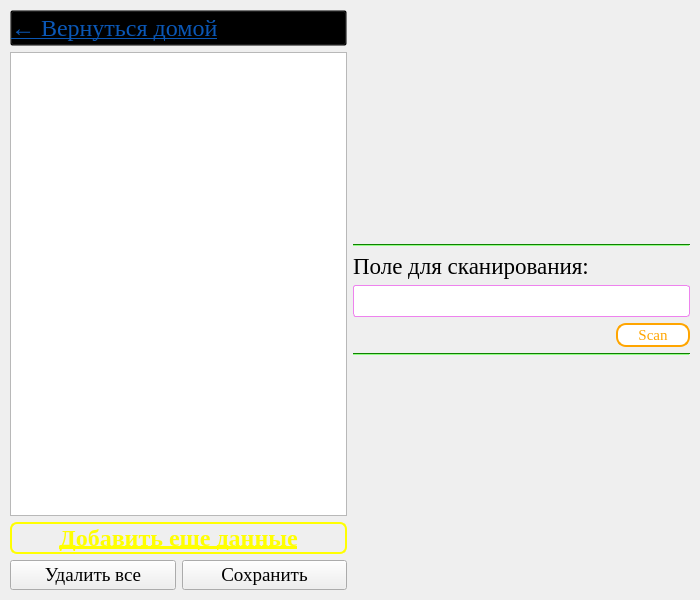
First picture: the form in templates/MainWindowTemplate.ui, repository Jonny-programmer/elemer_app, before the edit.
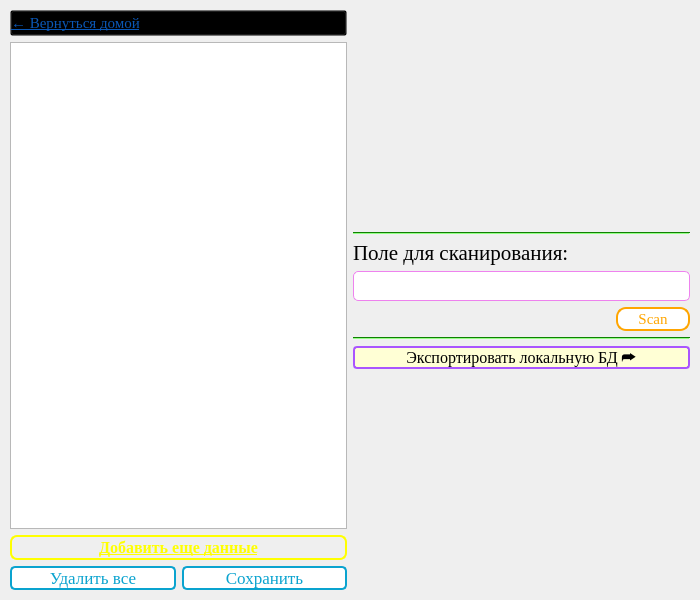
Second picture: the form after the edit.

Commit message: All templates are ready

```diff
--- a/templates/MainWindowTemplate.ui
+++ b/templates/MainWindowTemplate.ui
@@ -105,6 +105,7 @@
           <widget class="QPushButton" name="return_home_btn">
            <property name="font">
             <font>
+             <pointsize>11</pointsize>
              <underline>true</underline>
             </font>
            </property>
@@ -136,8 +137,15 @@
          </item>
          <item>
           <widget class="QPushButton" name="add_data_btn">
+           <property name="minimumSize">
+            <size>
+             <width>0</width>
+             <height>25</height>
+            </size>
+           </property>
            <property name="font">
             <font>
+             <pointsize>12</pointsize>
              <weight>75</weight>
              <bold>true</bold>
              <underline>true</underline>
@@ -164,9 +172,15 @@
              <property name="font">
               <font>
                <family>Times New Roman</family>
-               <pointsize>14</pointsize>
+               <pointsize>13</pointsize>
               </font>
              </property>
+             <property name="styleSheet">
+              <string notr="true">border: 1.5px solid #0AA3CF;
+border-radius: 5px;
+color: #0AA3CF;
+background: white;</string>
+             </property>
              <property name="text">
               <string>Удалить все</string>
              </property>
@@ -177,9 +191,15 @@
              <property name="font">
               <font>
                <family>Times New Roman</family>
-               <pointsize>14</pointsize>
+               <pointsize>13</pointsize>
               </font>
              </property>
+             <property name="styleSheet">
+              <string notr="true">border: 1.5px solid #0AA3CF;
+border-radius: 5px;
+color: #0AA3CF;
+background: white;</string>
+             </property>
              <property name="text">
               <string>Сохранить</string>
              </property>
@@ -633,7 +653,7 @@
              <property name="font">
               <font>
                <family>Times New Roman</family>
-               <pointsize>17</pointsize>
+               <pointsize>16</pointsize>
               </font>
              </property>
              <property name="text">
@@ -643,9 +663,14 @@
            </item>
            <item>
             <widget class="QLineEdit" name="scan_field">
+             <property name="font">
+              <font>
+               <pointsize>17</pointsize>
+              </font>
+             </property>
              <property name="styleSheet">
               <string notr="true">border: 1px solid violet;
-border-radius: 3px;</string>
+border-radius: 5px;</string>
              </property>
             </widget>
            </item>
@@ -675,6 +700,11 @@
                  <verstretch>0</verstretch>
                 </sizepolicy>
                </property>
+               <property name="font">
+                <font>
+                 <pointsize>-1</pointsize>
+                </font>
+               </property>
                <property name="styleSheet">
                 <string notr="true">color: orange;
 background: white;
@@ -1113,6 +1143,24 @@
              </property>
             </widget>
            </item>
+           <item>
+            <widget class="QPushButton" name="export_local_db_button">
+             <property name="font">
+              <font>
+               <pointsize>12</pointsize>
+              </font>
+             </property>
+             <property name="styleSheet">
+              <string notr="true">border: 2px solid rgb(170, 85, 255);
+border-radius: 4px;
+background: rgb(255, 255, 213);
+</string>
+             </property>
+             <property name="text">
+              <string>Экспортировать локальную БД ➦</string>
+             </property>
+            </widget>
+           </item>
            <item>
             <spacer name="verticalSpacer_3">
              <property name="orientation">
```
The commit also changes 7 other files.
